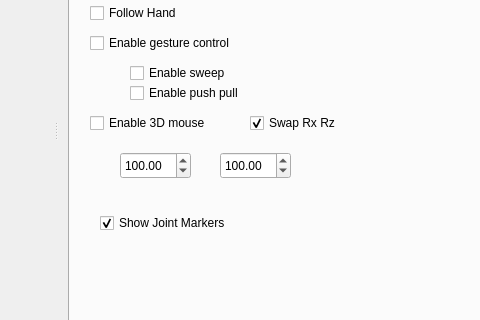
First picture: the form in hiveground/hg_apps/hg_inspector_arm/src/inspector_arm.ui, repository cuixiongyi/hiveground-ros-pkg, before the edit; both pictures show x 147 to 627 and y 181 to 501 of the 763 by 595 pixel window.
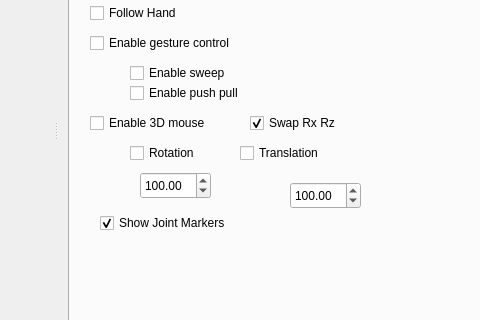
Second picture: the form after the edit.

```diff
--- a/hiveground/hg_apps/hg_inspector_arm/src/inspector_arm.ui
+++ b/hiveground/hg_apps/hg_inspector_arm/src/inspector_arm.ui
@@ -137,8 +137,8 @@
        <widget class="QDoubleSpinBox" name="doubleSpinBoxLinearScale">
         <property name="geometry">
          <rect>
-          <x>50</x>
-          <y>250</y>
+          <x>70</x>
+          <y>270</y>
           <width>71</width>
           <height>27</height>
          </rect>
@@ -162,8 +162,8 @@
        <widget class="QDoubleSpinBox" name="doubleSpinBoxAngularScale">
         <property name="geometry">
          <rect>
-          <x>150</x>
-          <y>250</y>
+          <x>220</x>
+          <y>280</y>
           <width>71</width>
           <height>27</height>
          </rect>
@@ -202,7 +202,7 @@
          <rect>
           <x>180</x>
           <y>210</y>
-          <width>97</width>
+          <width>111</width>
           <height>22</height>
          </rect>
         </property>
@@ -229,6 +229,32 @@
          <bool>true</bool>
         </property>
        </widget>
+       <widget class="QCheckBox" name="checkBox3DMouseRotation">
+        <property name="geometry">
+         <rect>
+          <x>60</x>
+          <y>240</y>
+          <width>97</width>
+          <height>22</height>
+         </rect>
+        </property>
+        <property name="text">
+         <string>Rotation</string>
+        </property>
+       </widget>
+       <widget class="QCheckBox" name="checkBox3DMouseTranslation">
+        <property name="geometry">
+         <rect>
+          <x>170</x>
+          <y>240</y>
+          <width>111</width>
+          <height>22</height>
+         </rect>
+        </property>
+        <property name="text">
+         <string>Translation</string>
+        </property>
+       </widget>
       </widget>
       <widget class="QWidget" name="tab_2">
        <attribute name="title">
```
